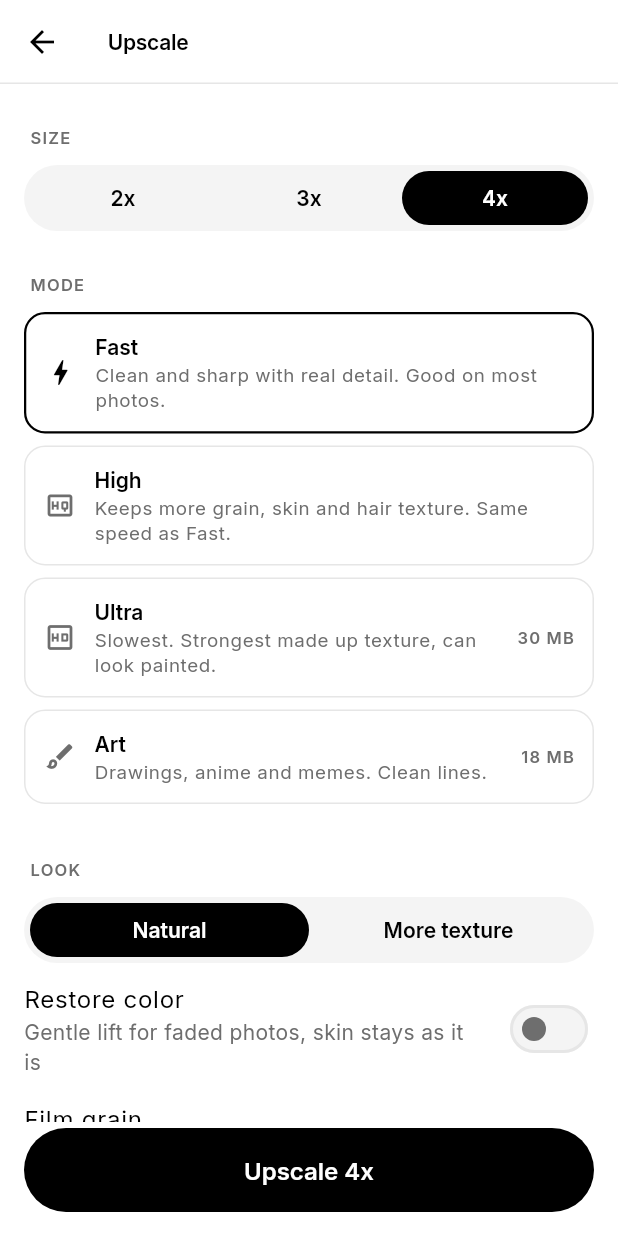
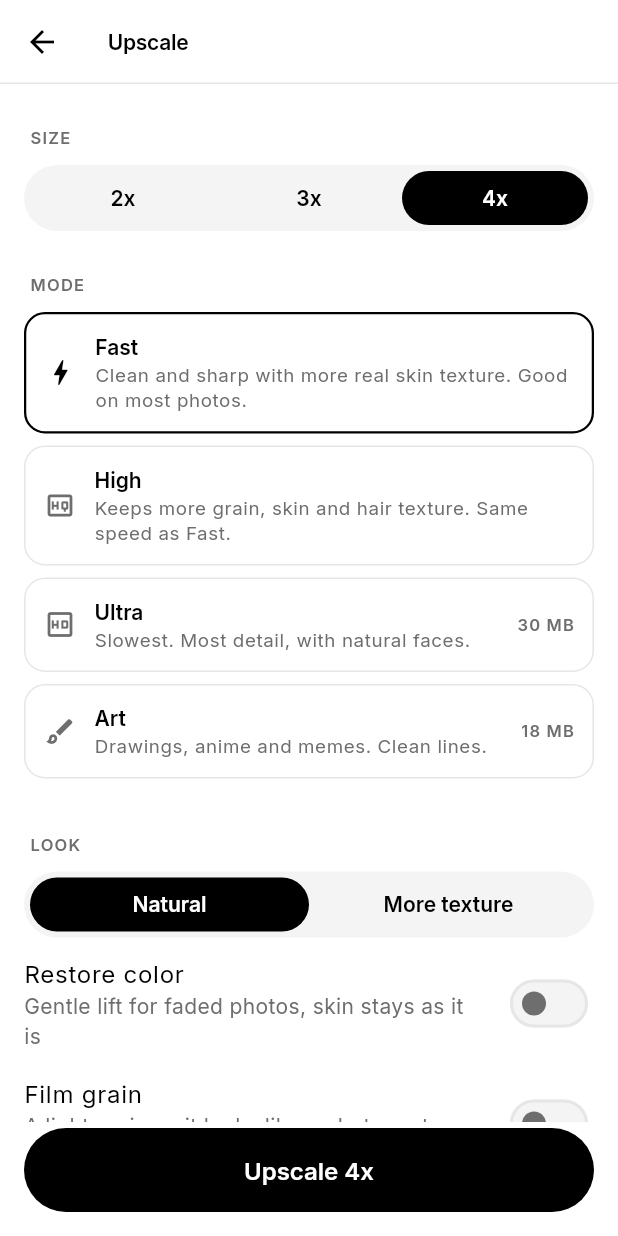
Before and after one commit to Alokxyz1112/pixelfixo, a Flutter app: the EditorScreen screen opened directly with empty values, on a phone screen of 412 x 824 dp. Run offline on Flutter 3.47's test engine with Material 3 defaults, Android fonts, the phone set to English and light mode, and no system bars; our stand-ins replace image_picker, shared_preferences; missing offline and left inert: flutter_onnxruntime; accounts and stored records are empty.

Commit message:
1.0.4: natural faces on Ultra, more real skin texture on Fast

```diff
--- a/lib/engine/upscale.dart
+++ b/lib/engine/upscale.dart
@@ -24,9 +24,9 @@ export 'upscale_post.dart' show PostOptions;
 /// Art: Real-ESRGAN anime 6B by Xintao Wang et al., BSD-3-Clause, https://github.com/xinntao/Real-ESRGAN
 /// The ONNX files are conversions of the official .pth weights (see assets/models/README.md).
 enum UpModel {
-  fast('Fast', 'realesr-general-x4v3-d40', 'Clean and sharp with real detail. Good on most photos.', null, 0, '', 8.0, 256),
+  fast('Fast', 'realesr-general-x4v3-d40', 'Clean and sharp with more real skin texture. Good on most photos.', null, 0, '', 8.0, 256),
   high('High', 'realesr-general-x4v3-d30', 'Keeps more grain, skin and hair texture. Same speed as Fast.', null, 0, '', 8.0, 256),
-  ultra('Ultra', '4xNomosWebPhoto_RealPLKSR', 'Slowest. Strongest made up texture, can look painted.',
+  ultra('Ultra', '4xNomosWebPhoto_RealPLKSR', 'Slowest. Most detail, with natural faces.',
       '4xNomosWebPhoto_RealPLKSR.onnx', 29902622, '550ec2c879439e707717f6c8250b82908d19fa3ab4f75f26c1713f685c8ef371', 70.0, 192),
   art('Art', 'RealESRGAN_x4plus_anime_6B', 'Drawings, anime and memes. Clean lines.', 'RealESRGAN_x4plus_anime_6B.onnx',
       17939941, 'd0c0ba25911cdc60151a1bdb33b4cc3d7beb86317b6d1540a290d78e0a0d8255', 15.0, 192);
--- a/pubspec.yaml
+++ b/pubspec.yaml
@@ -16,7 +16,7 @@ publish_to: 'none' # Remove this line if you wish to publish to pub.dev
 # https://developer.apple.com/library/archive/documentation/General/Reference/InfoPlistKeyReference/Articles/CoreFoundationKeys.html
 # In Windows, build-name is used as the major, minor, and patch parts
 # of the product and file versions while build-number is used as the build suffix.
-version: 1.0.3+4
+version: 1.0.4+5
 
 environment:
   sdk: ^3.13.7
```
Also changed, not shown: 2 other files.
